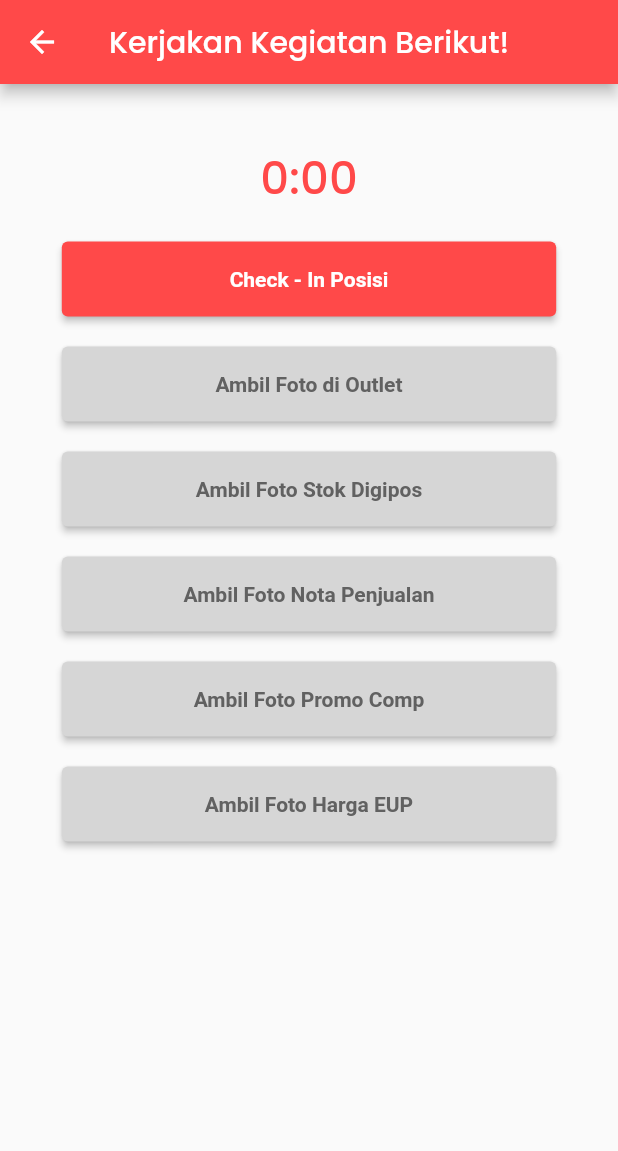
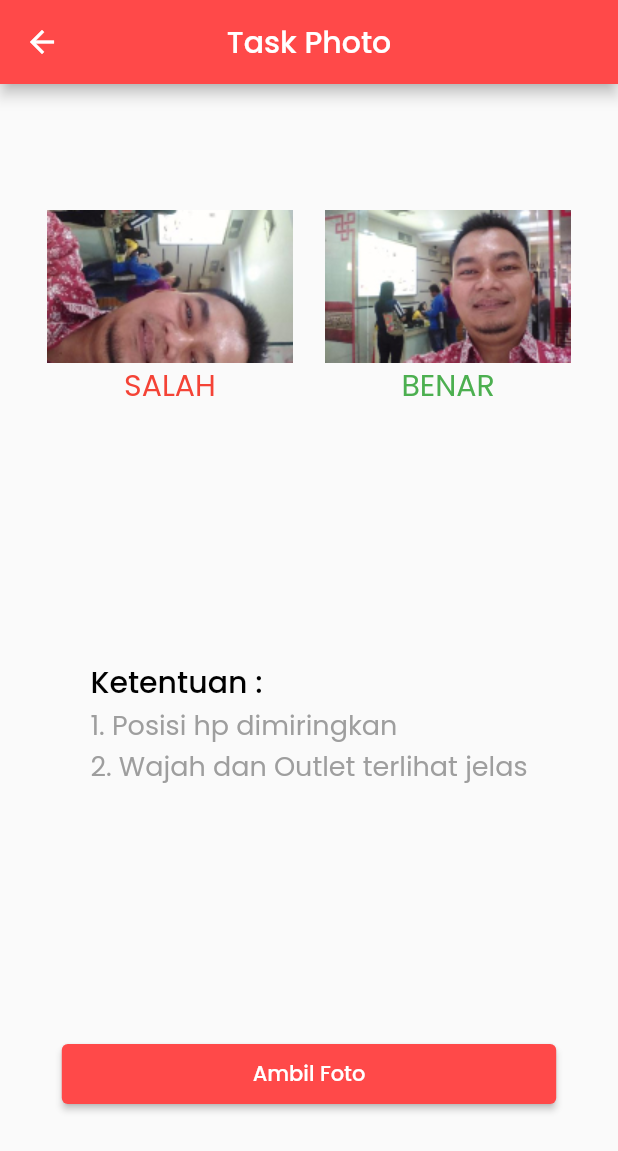
Before and after one commit to rosyidrid/telkomapps, a Flutter app: the TaskPage screen opened directly, after a tap on "Ambil Foto di Outlet", on a phone screen of 412 x 824 dp. Shown: the top 1151 px of the screen. Run offline on Flutter 3.47's test engine with Material 2 defaults, Android fonts, the light colour scheme and no system bars; our stand-ins replace flutter_svg, google_maps_flutter, shared_preferences, splashscreen; accounts and stored records are empty; network calls fail.

Commit message:
photo page

```diff
--- a/lib/pages/login/components/form.dart
+++ b/lib/pages/login/components/form.dart
@@ -131,7 +131,7 @@ class _FormPageState extends State<FormPage> {
         ));
   }
 
-  Future<void> _doLogin() async {
+  Future _doLogin() async {
     // var[array] data
     var userLogin = {
       'username': username.text,
@@ -155,7 +155,7 @@ class _FormPageState extends State<FormPage> {
       //page berganti kehalaman dashboard
       Navigator.of(context).pushReplacement(
         MaterialPageRoute(builder: (_) {
-          return Dashboard();
+          return DashboardPage();
         }),
       );
     } else {
--- a/lib/pages/photo/photo.dart
+++ b/lib/pages/photo/photo.dart
@@ -0,0 +1,80 @@
+import 'package:flutter/material.dart';
+
+class PhotoPage extends StatelessWidget {
+  const PhotoPage({Key? key}) : super(key: key);
+
+  @override
+  Widget build(BuildContext context) {
+    Size size = MediaQuery.of(context).size;
+    return Scaffold(
+        appBar: AppBar(
+          backgroundColor: Color(0xFFFF4949),
+          title: Text('Task Photo'),
+          centerTitle: true,
+        ),
+        body: Container(
+          width: size.width,
+          height: size.height,
+          child: Column(
+              mainAxisAlignment: MainAxisAlignment.spaceAround,
+              children: <Widget>[
+                Container(
+                  width: size.width * 0.9,
+                  child: Row(
+                      mainAxisAlignment: MainAxisAlignment.spaceAround,
+                      children: <Widget>[
+                        Column(
+                          children: <Widget>[
+                            Image.asset("assets/image/jpeg/foto_1.jpg"),
+                            Text(
+                              "SALAH",
+                              style: TextStyle(
+                                  color: Colors.red,
+                                  fontSize: 20,
+                                  fontWeight: FontWeight.w300),
+                            ),
+                          ],
+                        ),
+                        Column(
+                          children: <Widget>[
+                            Image.asset("assets/image/jpeg/foto_2.jpg"),
+                            Text(
+                              "BENAR",
+                              style: TextStyle(
+                                  color: Colors.green,
+                                  fontSize: 20,
+                                  fontWeight: FontWeight.w300),
+                            ),
+                          ],
+                        )
+                      ]),
+                ),
+                Container(
+                    child: Column(
+                  crossAxisAlignment: CrossAxisAlignment.start,
+                  children: <Widget>[
+                    Text("Ketentuan :",
+                        style: TextStyle(
+                            color: Colors.black,
+                            fontWeight: FontWeight.w500,
+                            fontSize: 20)),
+                    Text(
+                        "1. Posisi hp dimiringkan\n2. Wajah dan Outlet terlihat jelas",
+                        style: TextStyle(
+                            color: Colors.grey,
+                            fontWeight: FontWeight.w300,
+                            fontSize: 18)),
+                  ],
+                )),
+                ElevatedButton(
+                  onPressed: () {},
+                  child: Text("Ambil Foto"),
+                  style: ElevatedButton.styleFrom(
+                    primary: Color(0xFFFF4949),
+                    minimumSize: Size(size.width * 0.8, 40),
+                  ),
+                )
+              ]),
+        ));
+  }
+}
--- a/lib/splash.dart
+++ b/lib/splash.dart
@@ -1,4 +1,5 @@
 import 'package:flutter/material.dart';
+import 'package:telkom_apps/API/api.dart';
 import 'package:telkom_apps/pages/dashboard/dashboard.dart';
 import 'package:telkom_apps/pages/login/login.dart';
 import 'dart:async';
@@ -34,7 +35,7 @@ class _SplashScreenPageState extends State<SplashScreenPage> {
         future: doLogin(),
         builder: (context, snapshot) {
           if (snapshot.data == true) {
-            return Dashboard();
+            return DashboardPage();
           } else {
             return LoginPage();
           }
```
Also changed, not shown: lib/pages/dashboard/dashboard.dart (+4 -4 lines), lib/pages/task/components/tasks.dart (+21 -5 lines), assets/image/jpeg/etalase.jpg (deleted), assets/image/jpeg/foto_1.jpg (added), assets/image/jpeg/foto_2.jpg (added), assets/image/jpeg/outlet.JPG (deleted).
